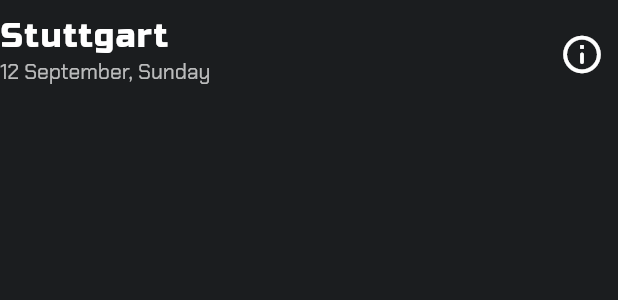
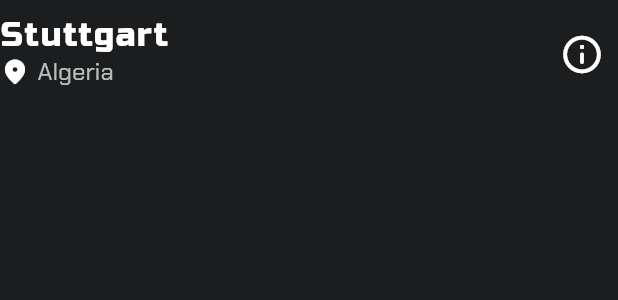
Before and after one commit to Mohamed-Ararr/Forecast-App, a Flutter app: the CityContainer widget shown alone on an empty page, opened directly, on a phone screen of 412 x 824 dp. Shown: the top 300 px of the screen. Run offline on Flutter 3.47's test engine with Material 2 defaults, Android fonts, the phone set to English and light mode, and no system bars; our stand-ins replace go_router; network calls fail.

Commit message:
edit cityContainer

```diff
--- a/lib/Features/HomeView/Presentation/Widgets/CityContainer.dart
+++ b/lib/Features/HomeView/Presentation/Widgets/CityContainer.dart
@@ -15,8 +15,12 @@ class CityContainer extends StatelessWidget {
           "Stuttgart",
           style: AppFonts.cityFontStyle,
         ),
-        subtitle: const Text(
-          "12 September, Sunday",
+        subtitle: Row(
+          children: const [
+            Icon(Icons.location_on_rounded, size: 20),
+            SizedBox(width: 5),
+            Text("Algeria", style: TextStyle(fontSize: 16)),
+          ],
         ),
         trailing: IconButton(
             onPressed: () {},
```
